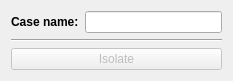
Old version of the form isolator.ui in the repository sr-tream/AppIsolator.
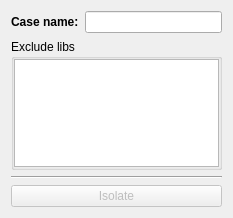
New version of the form.

Commit message: exclude and symlinks

The edit to the form file:
```diff
--- a/isolator.ui
+++ b/isolator.ui
@@ -7,18 +7,14 @@
     <x>0</x>
     <y>0</y>
     <width>233</width>
-    <height>78</height>
+    <height>218</height>
    </rect>
   </property>
   <property name="windowTitle">
    <string>Isolator</string>
   </property>
   <widget class="QWidget" name="centralWidget">
-   <layout class="QGridLayout" name="gridLayout_2">
-    <item row="0" column="0">
-     <layout class="QVBoxLayout" name="verticalLayout">
-      <item>
-       <layout class="QFormLayout" name="formLayout">
+   <layout class="QGridLayout" name="gridLayout">
         <item row="0" column="0">
          <widget class="QLabel" name="label_case">
           <property name="font">
@@ -35,16 +31,45 @@
         <item row="0" column="1">
          <widget class="QLineEdit" name="case_name"/>
         </item>
-       </layout>
-      </item>
-      <item>
+    <item row="1" column="0" colspan="2">
+     <widget class="QGroupBox" name="groupBox">
+      <property name="title">
+       <string>Exclude libs</string>
+      </property>
+      <layout class="QGridLayout" name="gridLayout_2">
+       <property name="leftMargin">
+        <number>0</number>
+       </property>
+       <property name="topMargin">
+        <number>0</number>
+       </property>
+       <property name="rightMargin">
+        <number>0</number>
+       </property>
+       <property name="bottomMargin">
+        <number>0</number>
+       </property>
+       <property name="spacing">
+        <number>0</number>
+       </property>
+       <item row="0" column="0">
+        <widget class="QPlainTextEdit" name="excludeLibs">
+         <property name="plainText">
+          <string/>
+         </property>
+        </widget>
+       </item>
+      </layout>
+     </widget>
+    </item>
+    <item row="2" column="0" colspan="2">
        <widget class="Line" name="line">
         <property name="orientation">
          <enum>Qt::Horizontal</enum>
         </property>
        </widget>
       </item>
-      <item>
+    <item row="3" column="0" colspan="2">
        <widget class="QPushButton" name="isolate">
         <property name="enabled">
          <bool>false</bool>
@@ -53,8 +78,6 @@
          <string>Isolate</string>
         </property>
        </widget>
-      </item>
-     </layout>
     </item>
    </layout>
   </widget>
```
Lines whose indentation alone changed are shown as unchanged. The commit also changes 2 other files.
